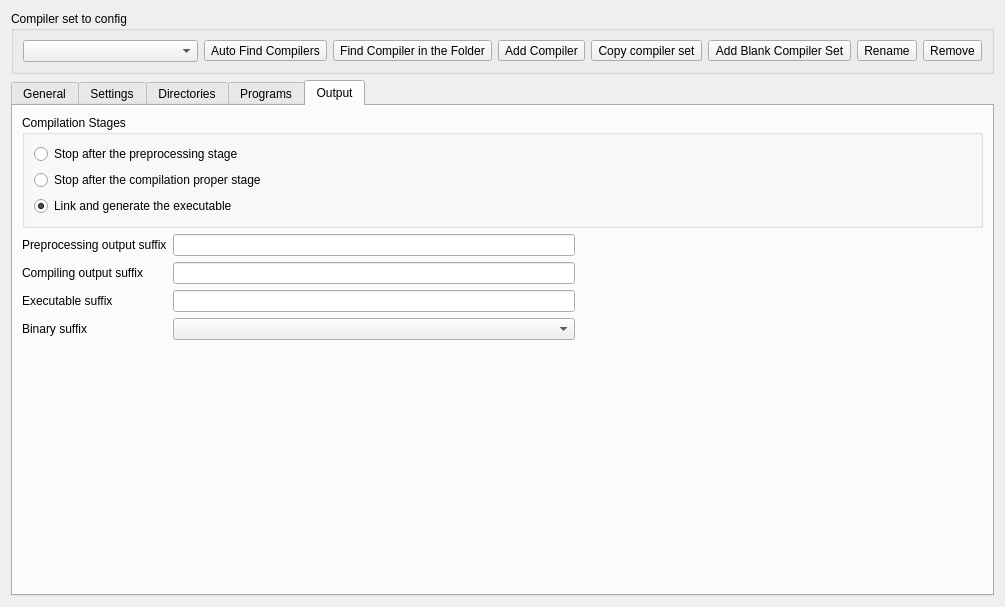
Qt form RedPandaIDE/settingsdialog/compilersetoptionwidget.ui (royqh1979/RedPanda-CPP) before a commit.
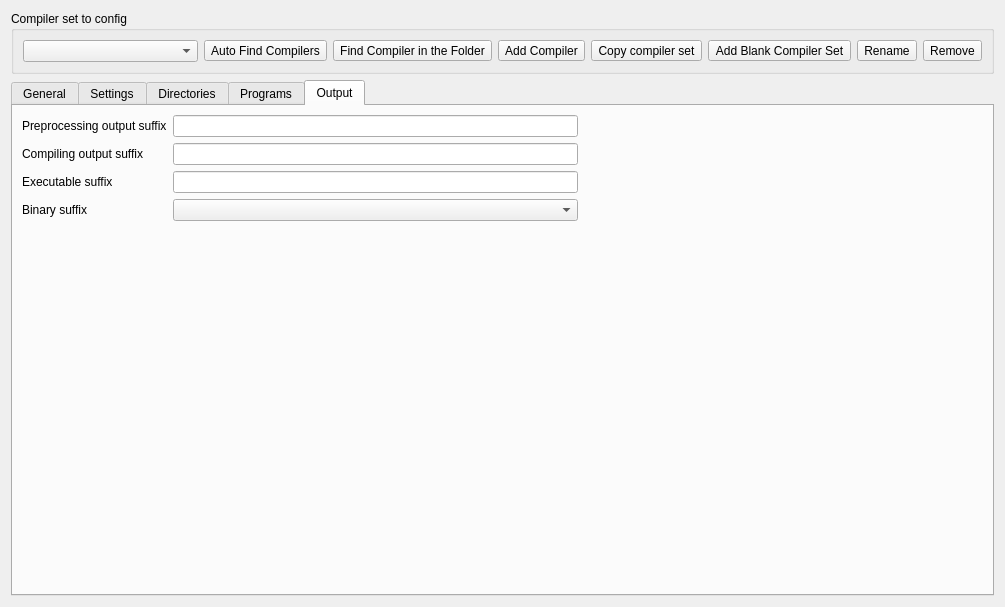
The same form after that commit. The open tabs and pages were chosen to show the change. Custom widgets are drawn as their Qt base class.

Commit message: fix: compile error remove compile stage options

```diff
--- a/RedPandaIDE/settingsdialog/compilersetoptionwidget.ui
+++ b/RedPandaIDE/settingsdialog/compilersetoptionwidget.ui
@@ -411,77 +411,46 @@
        <string>Output</string>
       </attribute>
       <layout class="QGridLayout" name="gridLayout_2">
-       <item row="1" column="2">
-        <spacer name="horizontalSpacer">
-         <property name="orientation">
-          <enum>Qt::Horizontal</enum>
-         </property>
-         <property name="sizeHint" stdset="0">
-          <size>
-           <width>40</width>
-           <height>20</height>
-          </size>
-         </property>
-        </spacer>
-       </item>
-       <item row="2" column="0">
-        <widget class="QLabel" name="lbCompilingSuffix">
-         <property name="text">
-          <string>Compiling output suffix</string>
-         </property>
-        </widget>
+       <item row="4" column="1">
+        <widget class="QComboBox" name="cbBinarySuffix"/>
        </item>
        <item row="4" column="0">
+        <widget class="QLabel" name="lbBinarySuffix">
+         <property name="text">
+          <string>Binary suffix</string>
+         </property>
+        </widget>
+       </item>
+       <item row="0" column="1">
+        <widget class="QLineEdit" name="txtPreprocessingSuffix"/>
+       </item>
+       <item row="3" column="0">
         <widget class="QLabel" name="lbExecSuffix">
          <property name="text">
           <string>Executable suffix</string>
          </property>
         </widget>
        </item>
-       <item row="0" column="0" colspan="3">
-        <widget class="QGroupBox" name="grpCompilationStages">
-         <property name="title">
-          <string>Compilation Stages</string>
-         </property>
-         <layout class="QVBoxLayout" name="verticalLayout_4">
-          <item>
-           <widget class="QRadioButton" name="rbPreprocessingOnly">
-            <property name="text">
-             <string>Stop after the preprocessing stage</string>
-            </property>
-           </widget>
-          </item>
-          <item>
-           <widget class="QRadioButton" name="rbCompilationProperOnly">
-            <property name="text">
-             <string>Stop after the compilation proper stage</string>
-            </property>
-           </widget>
-          </item>
-          <item>
-           <widget class="QRadioButton" name="rbGenerateExecutable">
-            <property name="text">
-             <string>Link and generate the executable </string>
-            </property>
-            <property name="checked">
-             <bool>true</bool>
-            </property>
-           </widget>
-          </item>
-         </layout>
-        </widget>
+       <item row="3" column="1">
+        <widget class="QLineEdit" name="txtExecutableSuffix"/>
        </item>
        <item row="1" column="1">
-        <widget class="QLineEdit" name="txtPreprocessingSuffix"/>
+        <widget class="QLineEdit" name="txtCompilationSuffix"/>
        </item>
-       <item row="1" column="0">
-        <widget class="QLabel" name="lbPreprocessingSuffix">
-         <property name="text">
-          <string>Preprocessing output suffix</string>
+       <item row="0" column="2">
+        <spacer name="horizontalSpacer">
+         <property name="orientation">
+          <enum>Qt::Horizontal</enum>
          </property>
-        </widget>
+         <property name="sizeHint" stdset="0">
+          <size>
+           <width>40</width>
+           <height>20</height>
+          </size>
+         </property>
+        </spacer>
        </item>
-       <item row="6" column="0">
+       <item row="5" column="0">
         <spacer name="verticalSpacer_2">
          <property name="orientation">
           <enum>Qt::Vertical</enum>
@@ -494,19 +463,17 @@
          </property>
         </spacer>
        </item>
-       <item row="5" column="1">
-        <widget class="QComboBox" name="cbBinarySuffix"/>
+       <item row="0" column="0">
+        <widget class="QLabel" name="lbPreprocessingSuffix">
+         <property name="text">
+          <string>Preprocessing output suffix</string>
+         </property>
+        </widget>
        </item>
-       <item row="4" column="1">
-        <widget class="QLineEdit" name="txtExecutableSuffix"/>
-       </item>
-       <item row="2" column="1">
-        <widget class="QLineEdit" name="txtCompilationSuffix"/>
-       </item>
-       <item row="5" column="0">
-        <widget class="QLabel" name="lbBinarySuffix">
+       <item row="1" column="0">
+        <widget class="QLabel" name="lbCompilingSuffix">
          <property name="text">
-          <string>Binary suffix</string>
+          <string>Compiling output suffix</string>
          </property>
         </widget>
        </item>
```
Left out of the diff: 3 changed lines with no effect on the pictures. The commit also changes 5 other files.
